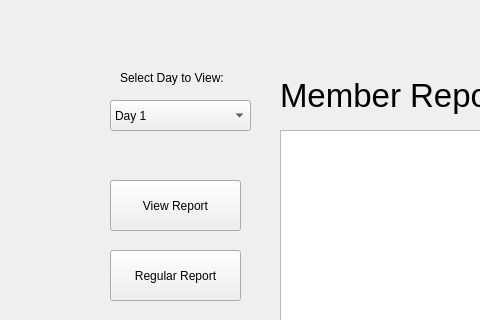
Above: CS1CGroupProject/selectday.ui from IamFyrus/CS1C before the change; both pictures show x 0 to 480 and y 0 to 320 of the 912 by 641 pixel window. Below: the same form after it.
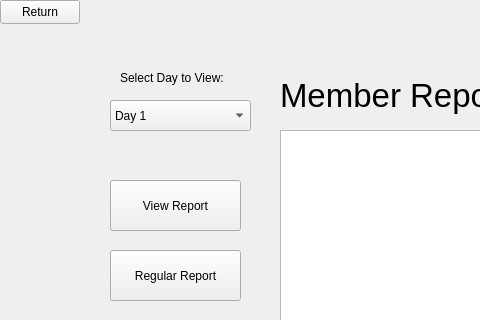
That is the form after the change.

```diff
--- a/CS1CGroupProject/selectday.ui
+++ b/CS1CGroupProject/selectday.ui
@@ -430,6 +430,19 @@
      <string>Search Member</string>
     </property>
    </widget>
+   <widget class="QPushButton" name="returnButton">
+    <property name="geometry">
+     <rect>
+      <x>0</x>
+      <y>0</y>
+      <width>80</width>
+      <height>24</height>
+     </rect>
+    </property>
+    <property name="text">
+     <string>Return</string>
+    </property>
+   </widget>
   </widget>
   <widget class="QMenuBar" name="menubar">
    <property name="geometry">
```
